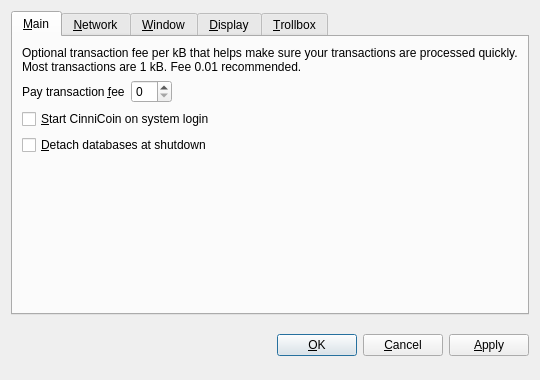
The window that src/qt/forms/optionsdialog.ui (Cinnicoin/CinniCoin) describes before a commit, drawn with Qt 5.
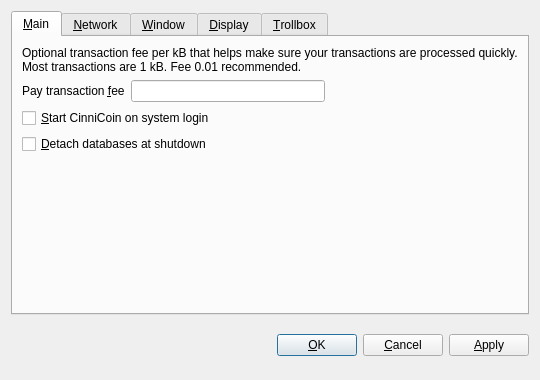
The same window after the commit. The open tabs and pages were chosen to show the change. Custom widgets are drawn as their Qt base class.

Patch:
```diff
--- a/src/qt/forms/optionsdialog.ui
+++ b/src/qt/forms/optionsdialog.ui
@@ -510,7 +510,7 @@
   </customwidget>
   <customwidget>
    <class>BitcoinAmountField</class>
-   <extends>QSpinBox</extends>
+   <extends>QLineEdit</extends>
    <header>bitcoinamountfield.h</header>
   </customwidget>
   <customwidget>
```
Left out of the diff: 3 changed lines with no effect on the pictures.
